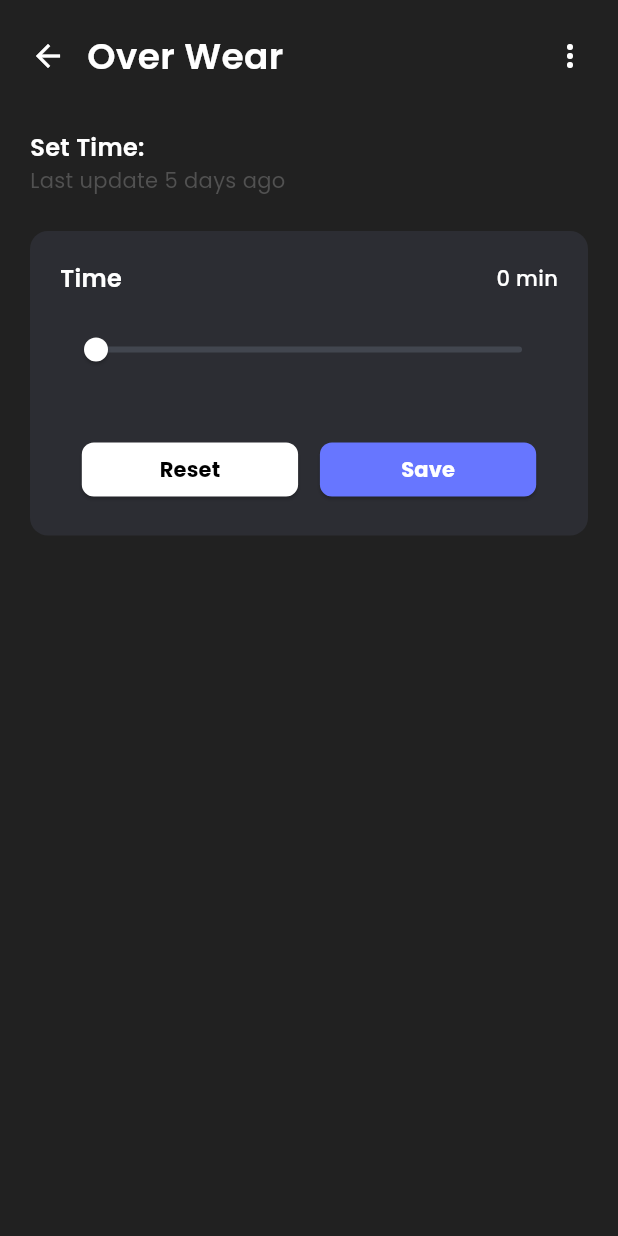
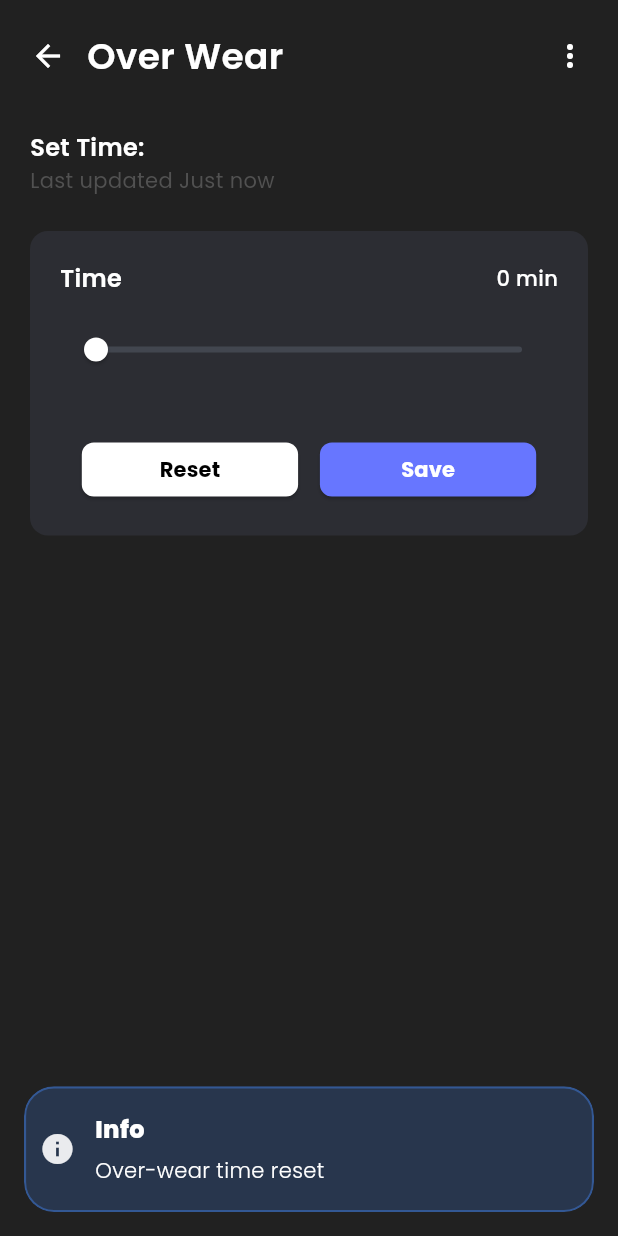
Before and after one commit to Pavan-RESTs/Spinobar, a Flutter app: the OverWear screen opened directly, after a tap on "Reset", on a phone screen of 412 x 824 dp. Run offline on Flutter 3.47's test engine with Material 3 defaults, Android fonts, the phone set to English and light mode, and no system bars; our stand-ins replace fl_chart, flutter_blue_plus, get, iconsax_flutter, share_plus, shared_preferences and 2 more; missing offline and left inert: model_viewer_plus, udp; accounts and stored records are empty; statements that could not run were skipped.

Commit message:
Add last updated tag

```diff
--- a/client/lib/data/models/threshold_storage.dart
+++ b/client/lib/data/models/threshold_storage.dart
@@ -3,16 +3,24 @@ import 'dart:convert';
 import 'package:shared_preferences/shared_preferences.dart';
 
 class ThresholdStorage {
+  // Keys
   static const _sensorKey = "sensor_thresholds";
+  static const _sensorUpdatedKey = "sensor_updated_at";
+
+  static const _temperatureKey = "temperature_threshold";
+  static const _temperatureUpdatedKey = "temperature_updated_at";
+
   static const _angleKey = "angle_threshold";
+  static const _angleUpdatedKey = "angle_updated_at";
+
   static const _timeKey = "overwear_time";
-  static const _temperatureKey = "temperature_threshold";
+  static const _timeUpdatedKey = "overwear_time_updated_at";
 
-  static Future<void> saveSensorThresholds(
-    List<Map<String, dynamic>> values,
-  ) async {
+  // ---------------- SENSOR ----------------
+  static Future<void> saveSensorThresholds(List<Map<String, dynamic>> values) async {
     final prefs = await SharedPreferences.getInstance();
     await prefs.setString(_sensorKey, jsonEncode(values));
+    await prefs.setString(_sensorUpdatedKey, DateTime.now().toIso8601String());
   }
 
   static Future<List<Map<String, dynamic>>?> loadSensorThresholds() async {
@@ -20,27 +28,22 @@ class ThresholdStorage {
     String? data = prefs.getString(_sensorKey);
     if (data == null) return null;
 
-    final list = (jsonDecode(data) as List)
+    return (jsonDecode(data) as List)
         .map((e) => Map<String, dynamic>.from(e))
         .toList();
-
-    for (var item in list) {
-      if (item.containsKey('value') && !item.containsKey('min')) {
-        int val = item['value'];
-        item['min'] = (val * 0.5).round();
-        item['max'] = val;
-        item.remove('value');
-      }
-    }
-
-    return list;
   }
 
-  static Future<void> saveTemperatureThreshold(
-    List<Map<String, dynamic>> value,
-  ) async {
+  static Future<DateTime?> loadSensorUpdatedTime() async {
+    final prefs = await SharedPreferences.getInstance();
+    String? ts = prefs.getString(_sensorUpdatedKey);
+    return ts != null ? DateTime.parse(ts) : null;
+  }
+
+  // ---------------- TEMPERATURE ----------------
+  static Future<void> saveTemperatureThreshold(List<Map<String, dynamic>> value) async {
     final prefs = await SharedPreferences.getInstance();
     await prefs.setString(_temperatureKey, jsonEncode(value));
+    await prefs.setString(_temperatureUpdatedKey, DateTime.now().toIso8601String());
   }
 
   static Future<List<Map<String, dynamic>>?> loadTemperatureThreshold() async {
@@ -53,11 +56,17 @@ class ThresholdStorage {
         .toList();
   }
 
-  static Future<void> saveAngleThreshold(
-    List<Map<String, dynamic>> value,
-  ) async {
+  static Future<DateTime?> loadTemperatureUpdatedTime() async {
+    final prefs = await SharedPreferences.getInstance();
+    String? ts = prefs.getString(_temperatureUpdatedKey);
+    return ts != null ? DateTime.parse(ts) : null;
+  }
+
+  // ---------------- ANGLE ----------------
+  static Future<void> saveAngleThreshold(List<Map<String, dynamic>> value) async {
     final prefs = await SharedPreferences.getInstance();
     await prefs.setString(_angleKey, jsonEncode(value));
+    await prefs.setString(_angleUpdatedKey, DateTime.now().toIso8601String());
   }
 
   static Future<List<Map<String, dynamic>>?> loadAngleThreshold() async {
@@ -70,9 +79,17 @@ class ThresholdStorage {
         .toList();
   }
 
+  static Future<DateTime?> loadAngleUpdatedTime() async {
+    final prefs = await SharedPreferences.getInstance();
+    String? ts = prefs.getString(_angleUpdatedKey);
+    return ts != null ? DateTime.parse(ts) : null;
+  }
+
+  // ---------------- OVERWEAR TIME ----------------
   static Future<void> saveOverWearTime(List<Map<String, dynamic>> value) async {
     final prefs = await SharedPreferences.getInstance();
     await prefs.setString(_timeKey, jsonEncode(value));
+    await prefs.setString(_timeUpdatedKey, DateTime.now().toIso8601String());
   }
 
   static Future<List<Map<String, dynamic>>?> loadOverWearTime() async {
@@ -85,8 +102,16 @@ class ThresholdStorage {
         .toList();
   }
 
+  static Future<DateTime?> loadOverWearUpdatedTime() async {
+    final prefs = await SharedPreferences.getInstance();
+    String? ts = prefs.getString(_timeUpdatedKey);
+    return ts != null ? DateTime.parse(ts) : null;
+  }
+
+  // ---------------- RESET EVERYTHING ----------------
   static Future<void> resetAllThresholds() async {
     final prefs = await SharedPreferences.getInstance();
+    final now = DateTime.now().toIso8601String();
 
     await prefs.setString(
       _sensorKey,
@@ -97,6 +122,7 @@ class ThresholdStorage {
         {'label': 'Back (F4)', 'min': 0, 'max': 100, 'unit': 'N'},
       ]),
     );
+    await prefs.setString(_sensorUpdatedKey, now);
 
     await prefs.setString(
       _temperatureKey,
@@ -104,6 +130,7 @@ class ThresholdStorage {
         {'label': 'Temperature', 'value': 80, 'unit': 'C'},
       ]),
     );
+    await prefs.setString(_temperatureUpdatedKey, now);
 
     await prefs.setString(
       _angleKey,
@@ -111,6 +138,7 @@ class ThresholdStorage {
         {'label': 'Tilt Angle', 'value': 0, 'unit': 'Deg'},
       ]),
     );
+    await prefs.setString(_angleUpdatedKey, now);
 
     await prefs.setString(
       _timeKey,
@@ -118,5 +146,6 @@ class ThresholdStorage {
         {'label': 'Time', 'value': 0, 'unit': 'min'},
       ]),
     );
+    await prefs.setString(_timeUpdatedKey, now);
   }
 }
--- a/client/lib/data/providers/threshold_provider.dart
+++ b/client/lib/data/providers/threshold_provider.dart
@@ -8,12 +8,23 @@ class ThresholdProvider extends ChangeNotifier {
   List<Map<String, dynamic>> angle = [];
   List<Map<String, dynamic>> overwear = [];
 
+  DateTime? sensorUpdatedAt;
+  DateTime? temperatureUpdatedAt;
+  DateTime? angleUpdatedAt;
+  DateTime? overwearUpdatedAt;
+
   Future<void> load() async {
     sensor = await ThresholdStorage.loadSensorThresholds() ?? [];
     temperature = await ThresholdStorage.loadTemperatureThreshold() ?? [];
     angle = await ThresholdStorage.loadAngleThreshold() ?? [];
     overwear = await ThresholdStorage.loadOverWearTime() ?? [];
 
+    sensorUpdatedAt = await ThresholdStorage.loadSensorUpdatedTime();
+    temperatureUpdatedAt = await ThresholdStorage.loadTemperatureUpdatedTime();
+    angleUpdatedAt = await ThresholdStorage.loadAngleUpdatedTime();
+    overwearUpdatedAt = await ThresholdStorage.loadOverWearUpdatedTime();
+
+    // Initialize defaults if empty
     if (sensor.isEmpty) {
       sensor = [
         {'label': 'Shoulder Right (F1)', 'min': 30, 'max': 60, 'unit': 'N'},
@@ -25,23 +36,17 @@ class ThresholdProvider extends ChangeNotifier {
     }
 
     if (temperature.isEmpty) {
-      temperature = [
-        {'label': 'Temperature', 'value': 80, 'unit': 'C'},
-      ];
+      temperature = [{'label': 'Temperature', 'value': 80, 'unit': 'C'}];
       await ThresholdStorage.saveTemperatureThreshold(temperature);
     }
 
     if (angle.isEmpty) {
-      angle = [
-        {'label': 'Tilt Angle', 'value': 60, 'unit': 'Deg'},
-      ];
+      angle = [{'label': 'Tilt Angle', 'value': 60, 'unit': 'Deg'}];
       await ThresholdStorage.saveAngleThreshold(angle);
     }
 
     if (overwear.isEmpty) {
-      overwear = [
-        {'label': 'Time', 'value': 0, 'unit': 'min'},
-      ];
+      overwear = [{'label': 'Time', 'value': 0, 'unit': 'min'}];
       await ThresholdStorage.saveOverWearTime(overwear);
     }
 
--- a/client/lib/presentation/screens/home/settings/over_wear.dart
+++ b/client/lib/presentation/screens/home/settings/over_wear.dart
@@ -28,13 +28,18 @@ class _OverWearState extends State<OverWear> {
 
   void _load() async {
     final saved = await ThresholdStorage.loadOverWearTime();
-    if (saved != null) {
-      setState(() => entities = saved);
-    }
+    setState(() {
+      entities = saved ??
+          [
+            {'label': 'Time', 'value': 6, 'unit': 'min'},
+          ];
+    });
   }
 
   @override
   Widget build(BuildContext context) {
+    final provider = context.watch<ThresholdProvider>();
+
     return Scaffold(
       backgroundColor: AppColors.background,
       body: Padding(
@@ -43,10 +48,15 @@ class _OverWearState extends State<OverWear> {
           child: Column(
             children: [
               const SettingsAppBar(title: "Over Wear"),
+
               DataUpdateCard(
                 entities: entities,
                 label: "Set Time:",
-                lastUpdated: "5 days",
+                lastUpdated: provider.overwearUpdatedAt,   // << UPDATED
+
+                isRangeSlider: false,
+                minLimit: 0,
+                maxLimit: 300, // 5 hours max or adjust as needed
 
                 onValueChanged: (index, newValue) {
                   setState(() {
@@ -60,12 +70,14 @@ class _OverWearState extends State<OverWear> {
                       {'label': 'Time', 'value': 0, 'unit': 'min'},
                     ];
                   });
-                  await context.read<ThresholdProvider>().saveTime(entities);
+
+                  await provider.saveTime(entities);
+                  CustomSnackbar.info("Over-wear time reset");
                 },
 
                 onSave: () async {
-                  await context.read<ThresholdProvider>().saveTime(entities);
-                  CustomSnackbar.success('Saved');
+                  await provider.saveTime(entities);
+                  CustomSnackbar.success('Over-wear time saved');
                 },
               ),
             ],
--- a/client/lib/presentation/screens/home/settings/widgets/data_update_card.dart
+++ b/client/lib/presentation/screens/home/settings/widgets/data_update_card.dart
@@ -19,7 +19,7 @@ class DataUpdateCard extends StatefulWidget {
 
   final List<Map<String, dynamic>> entities;
   final String label;
-  final String lastUpdated;
+  final DateTime? lastUpdated;
   final bool isRangeSlider;
   final double minLimit;
   final double maxLimit;
@@ -33,6 +33,18 @@ class DataUpdateCard extends StatefulWidget {
 }
 
 class _DataUpdateCardState extends State<DataUpdateCard> {
+  // Format "Last updated" text
+  String _formatTime(DateTime? time) {
+    if (time == null) return "Never";
+
+    final diff = DateTime.now().difference(time);
+
+    if (diff.inMinutes < 1) return "Just now";
+    if (diff.inMinutes < 60) return "${diff.inMinutes} min ago";
+    if (diff.inHours < 24) return "${diff.inHours} hrs ago";
+    return "${diff.inDays} days ago";
+  }
+
   @override
   Widget build(BuildContext context) {
     return Container(
@@ -41,6 +53,7 @@ class _DataUpdateCardState extends State<DataUpdateCard> {
       child: Column(
         crossAxisAlignment: CrossAxisAlignment.start,
         children: [
+          // Card title
           Text(
             widget.label,
             style: const TextStyle(
@@ -49,13 +62,15 @@ class _DataUpdateCardState extends State<DataUpdateCard> {
               fontSize: 16,
             ),
           ),
+
+          // Last updated text
           Text(
-            "Last update ${widget.lastUpdated} ago",
+            "Last updated ${_formatTime(widget.lastUpdated)}",
             style: const TextStyle(color: Color(0xff515151), fontSize: 14),
           ),
+
           Container(
             margin: const EdgeInsets.only(top: 24),
-            width: double.infinity,
             padding: const EdgeInsets.all(20),
             decoration: BoxDecoration(
               color: const Color(0xff2C2D33),
@@ -63,53 +78,24 @@ class _DataUpdateCardState extends State<DataUpdateCard> {
             ),
             child: Column(
               children: [
+                // List of sliders
                 for (int i = 0; i < widget.entities.length; i++)
                   Container(
                     margin: const EdgeInsets.only(bottom: 24),
-                    child: Column(
-                      crossAxisAlignment: CrossAxisAlignment.start,
-                      children: [
-                        Row(
-                          mainAxisAlignment: MainAxisAlignment.spaceBetween,
-                          children: [
-                            Text(
-                              widget.entities[i]['label'],
-                              style: const TextStyle(
-                                color: Colors.white,
-                                fontWeight: FontWeight.w600,
-                                fontSize: 16,
-                              ),
-                            ),
-                            Text(
-                              widget.isRangeSlider
-                                  ? "${widget.entities[i]['min']} - ${widget.entities[i]['max']} ${widget.entities[i]['unit']}"
-                                  : "${widget.entities[i]['value']} ${widget.entities[i]['unit']}",
-                              style: const TextStyle(
-                                color: Colors.white,
-                                fontSize: 14,
-                                fontWeight: FontWeight.w500,
-                              ),
-                            ),
-                          ],
-                        ),
-                        const SizedBox(height: 12),
-                        widget.isRangeSlider
-                            ? _buildRangeSlider(i)
-                            : _buildSingleSlider(i),
-                      ],
-                    ),
+                    child: _buildSliderSection(i),
                   ),
+
                 const SizedBox(height: 8),
+
+                // Buttons Row
                 Row(
                   mainAxisAlignment: MainAxisAlignment.spaceEvenly,
                   children: [
+                    // RESET BUTTON
                     ElevatedButton(
                       onPressed: widget.onReset,
                       style: ElevatedButton.styleFrom(
-                        minimumSize: Size(
-                          ScreenDimension.screenWidth * 0.35,
-                          36,
-                        ),
+                        minimumSize: Size(ScreenDimension.screenWidth * 0.35, 36),
                         backgroundColor: Colors.white,
                         shape: RoundedRectangleBorder(
                           borderRadius: BorderRadius.circular(8),
@@ -123,13 +109,12 @@ class _DataUpdateCardState extends State<DataUpdateCard> {
                         ),
                       ),
                     ),
+
+                    // SAVE BUTTON
                     ElevatedButton(
                       onPressed: widget.onSave,
                       style: ElevatedButton.styleFrom(
-                        minimumSize: Size(
-                          ScreenDimension.screenWidth * 0.35,
-                          36,
-                        ),
+                        minimumSize: Size(ScreenDimension.screenWidth * 0.35, 36),
                         backgroundColor: AppColors.secondary,
                         shape: RoundedRectangleBorder(
                           borderRadius: BorderRadius.circular(8),
@@ -144,7 +129,7 @@ class _DataUpdateCardState extends State<DataUpdateCard> {
                       ),
                     ),
                   ],
-                ),
+                )
               ],
             ),
           ),
@@ -153,6 +138,46 @@ class _DataUpdateCardState extends State<DataUpdateCard> {
     );
   }
 
+  Widget _buildSliderSection(int index) {
+    return Column(
+      crossAxisAlignment: CrossAxisAlignment.start,
+      children: [
+        // Label + current values
+        Row(
+          mainAxisAlignment: MainAxisAlignment.spaceBetween,
+          children: [
+            Text(
+              widget.entities[index]['label'],
+              style: const TextStyle(
+                color: Colors.white,
+                fontWeight: FontWeight.w600,
+                fontSize: 16,
+              ),
+            ),
+
+            Text(
+              widget.isRangeSlider
+                  ? "${widget.entities[index]['min']} - ${widget.entities[index]['max']} ${widget.entities[index]['unit']}"
+                  : "${widget.entities[index]['value']} ${widget.entities[index]['unit']}",
+              style: const TextStyle(
+                color: Colors.white,
+                fontSize: 14,
+                fontWeight: FontWeight.w500,
+              ),
+            ),
+          ],
+        ),
+
+        const SizedBox(height: 12),
+
+        widget.isRangeSlider
+            ? _buildRangeSlider(index)
+            : _buildSingleSlider(index),
+      ],
+    );
+  }
+
+  // SINGLE VALUE SLIDER
   Widget _buildSingleSlider(int index) {
     return SliderTheme(
       data: SliderThemeData(
@@ -174,6 +199,7 @@ class _DataUpdateCardState extends State<DataUpdateCard> {
     );
   }
 
+  // RANGE SLIDER
   Widget _buildRangeSlider(int index) {
     return SliderTheme(
       data: SliderThemeData(
@@ -183,9 +209,7 @@ class _DataUpdateCardState extends State<DataUpdateCard> {
         overlayColor: AppColors.secondary.withOpacity(0.2),
         trackHeight: 4,
         thumbShape: const RoundSliderThumbShape(enabledThumbRadius: 8),
-        rangeThumbShape: const RoundRangeSliderThumbShape(
-          enabledThumbRadius: 8,
-        ),
+        rangeThumbShape: const RoundRangeSliderThumbShape(enabledThumbRadius: 8),
       ),
       child: RangeSlider(
         values: RangeValues(
```
Also changed, not shown: client/lib/presentation/screens/home/settings/sensor_threshold.dart (+40 -65 lines).
